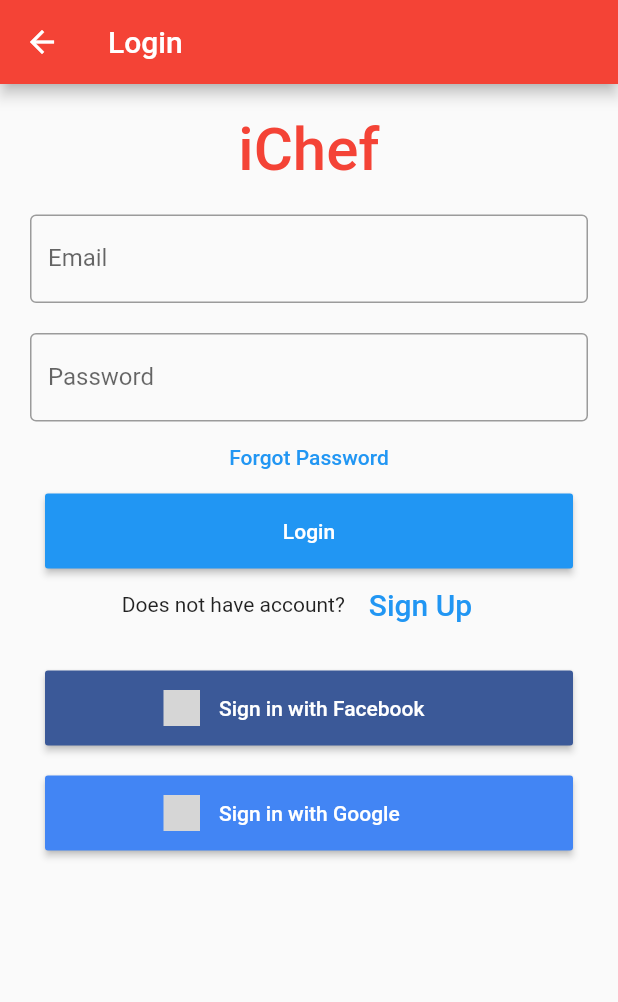
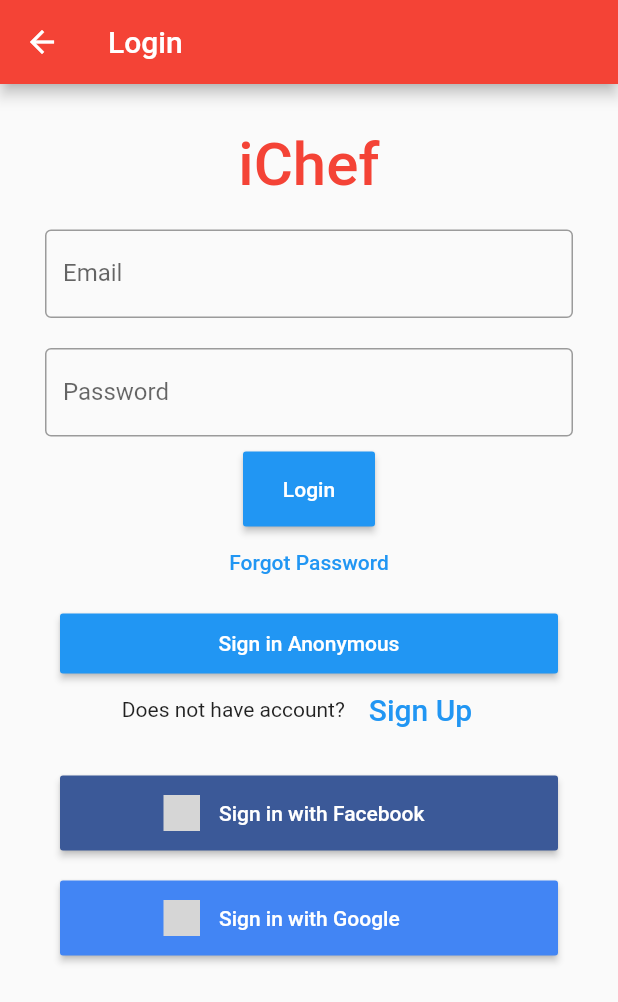
Before and after one commit to HashemAlhariry/iChef, a Flutter app: the Login screen opened directly, on a phone screen of 412 x 824 dp. Shown: the top 1002 px of the screen. Run offline on Flutter 3.47's test engine with Material 2 defaults, Android fonts, the phone set to English and light mode, and no system bars; our stand-ins replace cloud_firestore, firebase_auth, flutter_signin_button; accounts and stored records are empty; grey boxes are pictures that could not be loaded.

Commit message:
Some Screens added.

```diff
--- /dev/null
+++ b/lib/models/user.dart
@@ -0,0 +1,6 @@
+class User {
+
+  final String uid;
+  User({this.uid});
+
+}
--- a/lib/Authentication/login.dart
+++ b/lib/screens/Authenticate/login.dart
@@ -1,7 +1,7 @@
 import 'package:firebase_auth/firebase_auth.dart';
 import 'package:flutter/material.dart';
 import 'package:flutter_signin_button/flutter_signin_button.dart';
-import 'package:ichef/Authentication/forgetpassword.dart';
+import 'package:ichef/services/auth.dart';
 
 class Login extends StatefulWidget {
   @override
@@ -12,6 +12,10 @@ class _State extends State<Login> {
   TextEditingController emailController = TextEditingController();
   TextEditingController passwordController = TextEditingController();
 
+
+  final AuthService _auth = AuthService();
+
+ /*
   void firebaseLogin() async {
     try {
       AuthResult auth = await FirebaseAuth.instance.signInWithEmailAndPassword(
@@ -31,6 +35,8 @@ class _State extends State<Login> {
     }
   }
 
+  */
+
   @override
   Widget build(BuildContext context) {
     return Scaffold(
@@ -38,8 +44,8 @@ class _State extends State<Login> {
           title: Text('Login'),
           backgroundColor: Colors.red,
         ),
-        body: Padding(
-            padding: EdgeInsets.all(10),
+        body: Container(
+            padding: EdgeInsets.symmetric(vertical: 20.0,horizontal: 20.0),
             child: ListView(
               children: <Widget>[
                 Container(
@@ -53,6 +59,10 @@ class _State extends State<Login> {
                           fontSize: 40),
                     )),
                 Container(
+                  child:Form(
+                    child: Column(
+                       children: <Widget>[
+                          Container(
                              padding: EdgeInsets.all(10),
                              child: TextField(
                               controller: emailController,
@@ -62,6 +72,7 @@ class _State extends State<Login> {
                               ),
                             ),
                           ),
+
                          Container(
                            padding: EdgeInsets.fromLTRB(10, 10, 10, 0),
                            child: TextField(
@@ -73,6 +84,24 @@ class _State extends State<Login> {
                              ),
                            ),
                          ),
+                         Container(
+                             height: 50,
+                             padding: EdgeInsets.fromLTRB(10, 0, 10, 0),
+                             margin: EdgeInsets.fromLTRB(10, 10, 10, 0),
+                             child: RaisedButton(
+                               textColor: Colors.white,
+                               color: Colors.blue,
+                               child: Text('Login'),
+                               onPressed: () {
+                                 // print("Here");
+                                 //firebaseLogin();
+                                 print(emailController.text);
+                                 print(passwordController.text);
+                               },
+                             )),
+
+                       ],
+                    ))),
                 FlatButton(
                   onPressed: () {
                     //forgot password screen
@@ -81,18 +110,24 @@ class _State extends State<Login> {
                   child: Text('Forgot Password'),
                 ),
                 Container(
-                    height: 50,
+                    height: 40,
                     padding: EdgeInsets.fromLTRB(10, 0, 10, 0),
-                    margin: EdgeInsets.fromLTRB(10, 0, 10, 0),
+                    margin: EdgeInsets.fromLTRB(10, 10, 10, 0),
                     child: RaisedButton(
                       textColor: Colors.white,
                       color: Colors.blue,
-                      child: Text('Login'),
-                      onPressed: () {
-//                        print("Here");
-                        firebaseLogin();
-                        print(emailController.text);
-                        print(passwordController.text);
+                      child: Text('Sign in Anonymous'),
+                      onPressed: () async {
+                       dynamic result = await _auth.signInAnon();
+                       if(result==null)
+                         {
+                           print('Error Signing in');
+                         }
+                       else{
+                         print('Signed in ');
+                         print(result.uid);
+
+                       }
                       },
                     )),
                 Container(
--- a/lib/Authentication/signup.dart
+++ b/lib/screens/Authenticate/signup.dart
@@ -9,10 +9,13 @@ class SignUp extends StatefulWidget {
 }
 
 class _State extends State<SignUp> {
+
   TextEditingController emailController = TextEditingController();
   TextEditingController passwordController = TextEditingController();
   TextEditingController checkpasswordController = TextEditingController();
   TextEditingController mobilenumberController = TextEditingController();
+  bool _isLoading;
+
 
   @override
   Widget build(BuildContext context) {
@@ -116,7 +119,6 @@ class _State extends State<SignUp> {
 //                        await  document.get().then<dynamic>(( DocumentSnapshot snapshot) async{
 //                          print(snapshot.data['age']);
 //                        });
-
                       },
                     )),
                 Container(
--- /dev/null
+++ b/lib/services/auth.dart
@@ -0,0 +1,36 @@
+import 'package:firebase_auth/firebase_auth.dart';
+import 'package:ichef/models/user.dart';
+
+class AuthService{
+
+  final FirebaseAuth _auth =FirebaseAuth.instance;
+
+
+  // user object based on firebase user
+  User _userFromFirebaseUser(FirebaseUser user)
+  {
+    return user != null ? User(uid: user.uid) : null ;
+  }
+
+  // sign in anon
+  Future signInAnon() async{
+    try{
+      AuthResult authResult =  await _auth.signInAnonymously();
+      FirebaseUser user =authResult.user;
+      return _userFromFirebaseUser(user);
+    }catch(e){
+        print(e.toString());
+        return null;
+    }
+  }
+
+  // sign in  with email & password
+
+
+
+  // register with email and password
+
+
+  // sign out
+
+}
--- a/pubspec.yaml
+++ b/pubspec.yaml
@@ -21,7 +21,7 @@ dependencies:
     sdk: flutter
   flutter_signin_button: ^1.0.0
   firebase_auth: ^0.16.0
-  cloud_firestore: any # add this line
+  cloud_firestore: ^0.13.5
 
 
   # The following adds the Cupertino Icons font to your application.
```
Also changed, not shown: lib/main.dart (+11 -7 lines), lib/screens/Authenticate/authenticate.dart (added, +16 -0 lines), lib/screens/home/home.dart (added, +10 -0 lines), lib/screens/wrapper.dart (added, +13 -0 lines), lib/screens/Authenticate/forgetpassword.dart (renamed from lib/Authentication/forgetpassword.dart), 1 other file. Lines whose indentation alone changed are shown as unchanged.
